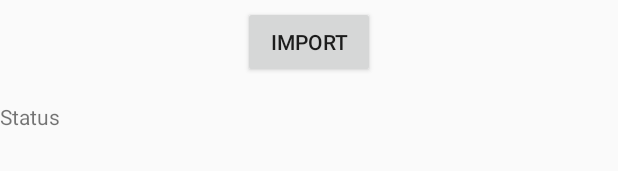
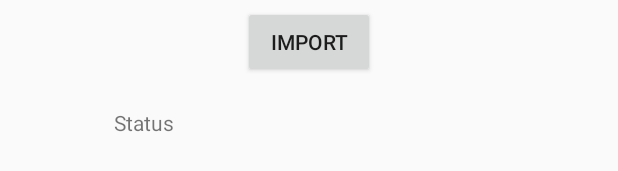
Before and after one commit to jkuklis/PersonalDictionary, an Android app: the layout activity_dictionary_import.xml on its own in the app's theme, with its tools: preview values and no code run, on a phone screen of 412 x 824 dp. Shown: the part 234-405 px from the top of the screen. Run offline under Robolectric (Android 15) with nearby library versions, the phone set to English and light mode, and no system bars.

Commit message:
everything? hope so

```diff
--- a/app/src/main/res/layout/activity_dictionary_import.xml
+++ b/app/src/main/res/layout/activity_dictionary_import.xml
@@ -44,7 +44,8 @@
         android:layout_width="260dp"
         android:layout_height="76dp"
         android:text="@string/import_status"
-        tools:layout_editor_absoluteX="62dp"
-        android:layout_marginTop="16dp"
-        app:layout_constraintTop_toBottomOf="@+id/importButton" />
+        android:layout_marginTop="20dp"
+        app:layout_constraintTop_toBottomOf="@+id/importButton"
+        app:layout_constraintLeft_toLeftOf="parent"
+        app:layout_constraintRight_toRightOf="parent" />
 </android.support.constraint.ConstraintLayout>
```
Also changed, not shown: app/src/main/java/com/example/jkuklis/personaldictionary/DictionaryImport.java (+10 -22 lines).
